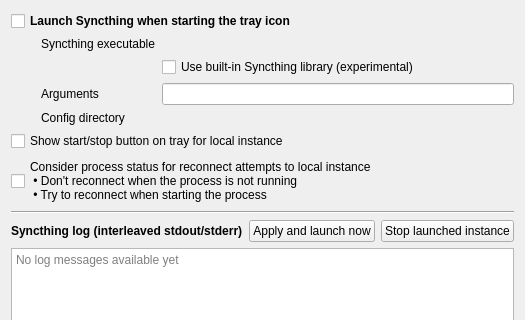
First picture: the form in widgets/settings/launcheroptionpage.ui, repository Martchus/syncthingtray, before the edit; both pictures show x 0 to 525 and y 0 to 320 of the 525 by 477 pixel window.
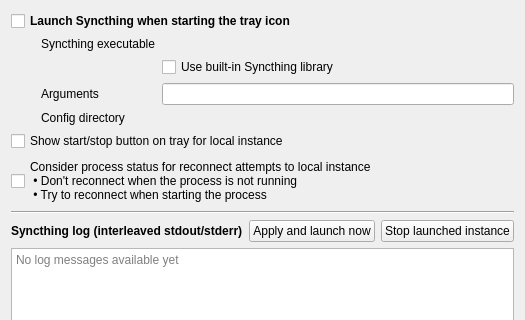
Second picture: the form after the edit. Icons and pictures are not drawn. Custom widgets are drawn as their Qt base class.

Commit message:
Consider built-in Syncthing library no longer experimental
It works quite well and "libsyncthing" is based on a stable
Syncthing release (1.3.0 as of writing this message).

```diff
--- a/widgets/settings/launcheroptionpage.ui
+++ b/widgets/settings/launcheroptionpage.ui
@@ -57,7 +57,7 @@
       <item row="1" column="1">
        <widget class="QCheckBox" name="useBuiltInVersionCheckBox">
         <property name="text">
-         <string>Use built-in Syncthing library (experimental)</string>
+         <string>Use built-in Syncthing library</string>
         </property>
        </widget>
       </item>
```
